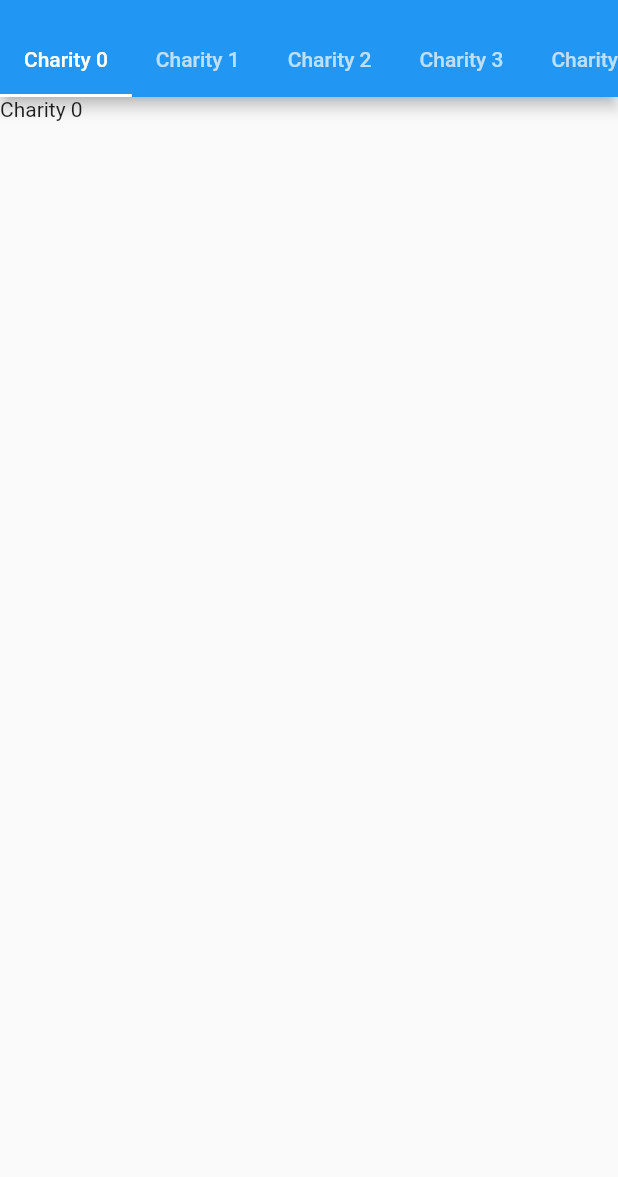
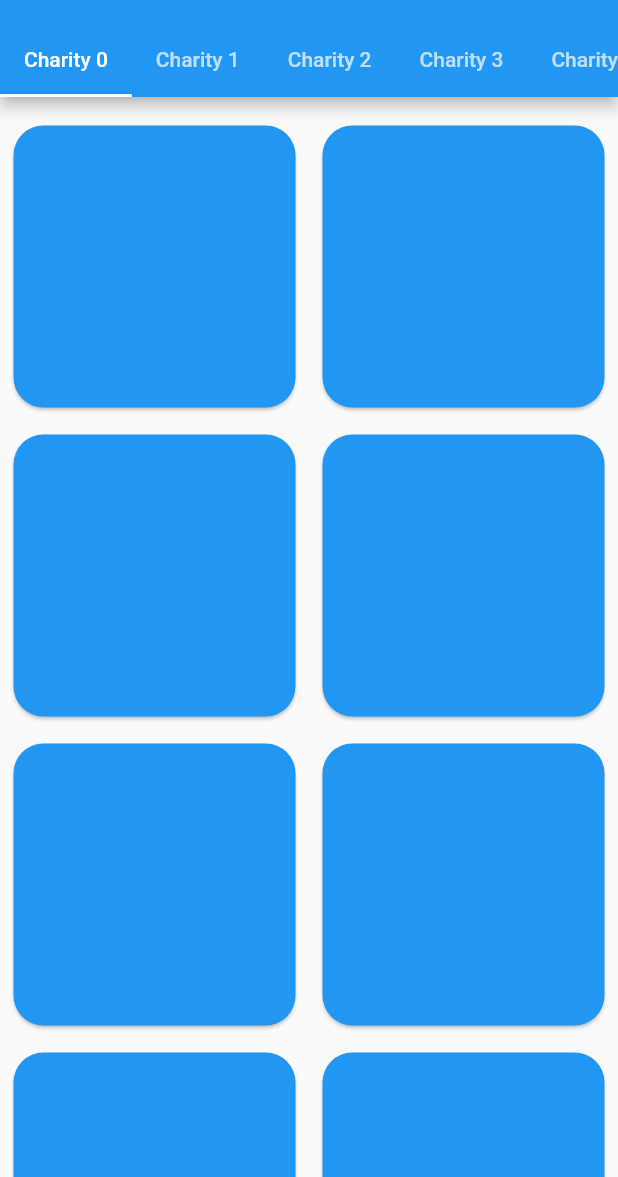
Before and after one commit to 0n9aldrin/2wish, a Flutter app: the screen it shows after launch, on a phone screen of 412 x 824 dp, the part 59-1236 px from its top. Run offline on Flutter 3.47's test engine with Material 2 defaults, Android fonts, the phone set to English and light mode, and no system bars.

Commit message:
Add gridview

```diff
--- a/lib/drawer.dart
+++ b/lib/drawer.dart
@@ -1,9 +1,6 @@
 import 'package:flutter/material.dart';
 
 Drawer drawer = Drawer(
-  // Add a ListView to the drawer. This ensures the user can scroll
-  // through the options in the drawer if there isn't enough vertical
-  // space to fit everything.
   child: ListView(
     // Important: Remove any padding from the ListView.
     padding: EdgeInsets.zero,
@@ -16,17 +13,11 @@ Drawer drawer = Drawer(
       ),
       ListTile(
         title: Text('Item 1'),
-        onTap: () {
-          // Update the state of the app.
-          // ...
-        },
+        onTap: () {},
       ),
       ListTile(
         title: Text('Item 2'),
-        onTap: () {
-          // Update the state of the app.
-          // ...
-        },
+        onTap: () {},
       ),
     ],
   ),
--- a/lib/home_page.dart
+++ b/lib/home_page.dart
@@ -22,8 +22,23 @@ class _HomePageState extends State<HomePage> {
       charityScrollBars.add(
         Scrollbar(
           child: Container(
-            child: Text("Charity $x"),
-          ),
+              padding: EdgeInsets.fromLTRB(0.0, 10.0, 0.0, 0.0),
+              child: GridView.count(
+                crossAxisCount: 2,
+                children: List.generate(50, (index) {
+                  return Container(
+                    padding: EdgeInsets.all(5.0),
+                    child: Card(
+                      shape: RoundedRectangleBorder(
+                        borderRadius: BorderRadius.all(
+                          Radius.circular(20.0),
+                        ),
+                      ),
+                      color: Colors.blue,
+                    ),
+                  );
+                }),
+              )),
         ),
       );
     }
```
